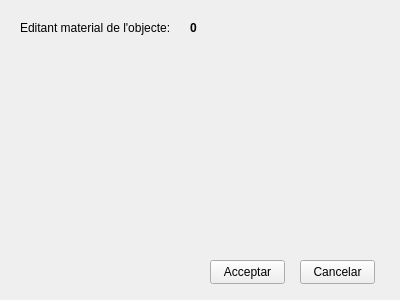
Before: the Qt Designer form app/dialegmaterials.ui in lipixx/vig1011, drawn with Qt 5.
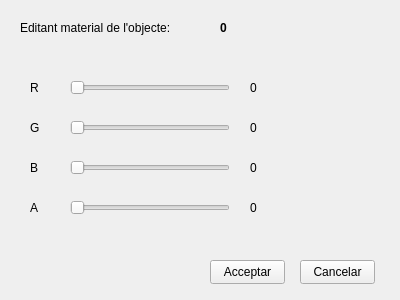
After: the same form once the commit is applied.

```diff
--- a/app/dialegmaterials.ui
+++ b/app/dialegmaterials.ui
@@ -10,6 +10,18 @@
     <height>300</height>
    </rect>
   </property>
+  <property name="minimumSize">
+   <size>
+    <width>400</width>
+    <height>300</height>
+   </size>
+  </property>
+  <property name="maximumSize">
+   <size>
+    <width>400</width>
+    <height>300</height>
+   </size>
+  </property>
   <property name="windowTitle">
    <string>Modificar Material</string>
   </property>
@@ -18,7 +30,7 @@
     <rect>
      <x>20</x>
      <y>20</y>
-     <width>161</width>
+     <width>191</width>
      <height>16</height>
     </rect>
    </property>
@@ -29,7 +41,7 @@
   <widget class="QLabel" name="label_idobj">
    <property name="geometry">
     <rect>
-     <x>190</x>
+     <x>220</x>
      <y>20</y>
      <width>16</width>
      <height>16</height>
@@ -71,6 +83,174 @@
     <string>Acceptar</string>
    </property>
   </widget>
+  <widget class="QSlider" name="rSlider">
+   <property name="geometry">
+    <rect>
+     <x>70</x>
+     <y>80</y>
+     <width>160</width>
+     <height>16</height>
+    </rect>
+   </property>
+   <property name="maximum">
+    <number>255</number>
+   </property>
+   <property name="orientation">
+    <enum>Qt::Horizontal</enum>
+   </property>
+  </widget>
+  <widget class="QSlider" name="gSlider">
+   <property name="geometry">
+    <rect>
+     <x>70</x>
+     <y>120</y>
+     <width>160</width>
+     <height>16</height>
+    </rect>
+   </property>
+   <property name="maximum">
+    <number>255</number>
+   </property>
+   <property name="orientation">
+    <enum>Qt::Horizontal</enum>
+   </property>
+  </widget>
+  <widget class="QSlider" name="bSlider">
+   <property name="geometry">
+    <rect>
+     <x>70</x>
+     <y>160</y>
+     <width>160</width>
+     <height>16</height>
+    </rect>
+   </property>
+   <property name="maximum">
+    <number>255</number>
+   </property>
+   <property name="orientation">
+    <enum>Qt::Horizontal</enum>
+   </property>
+  </widget>
+  <widget class="QSlider" name="aSlider">
+   <property name="geometry">
+    <rect>
+     <x>70</x>
+     <y>200</y>
+     <width>160</width>
+     <height>16</height>
+    </rect>
+   </property>
+   <property name="maximum">
+    <number>100</number>
+   </property>
+   <property name="orientation">
+    <enum>Qt::Horizontal</enum>
+   </property>
+  </widget>
+  <widget class="QLabel" name="label_2">
+   <property name="geometry">
+    <rect>
+     <x>30</x>
+     <y>80</y>
+     <width>31</width>
+     <height>16</height>
+    </rect>
+   </property>
+   <property name="text">
+    <string>R</string>
+   </property>
+  </widget>
+  <widget class="QLabel" name="label_3">
+   <property name="geometry">
+    <rect>
+     <x>30</x>
+     <y>120</y>
+     <width>31</width>
+     <height>16</height>
+    </rect>
+   </property>
+   <property name="text">
+    <string>G</string>
+   </property>
+  </widget>
+  <widget class="QLabel" name="label_4">
+   <property name="geometry">
+    <rect>
+     <x>30</x>
+     <y>160</y>
+     <width>21</width>
+     <height>16</height>
+    </rect>
+   </property>
+   <property name="text">
+    <string>B</string>
+   </property>
+  </widget>
+  <widget class="QLabel" name="label_5">
+   <property name="geometry">
+    <rect>
+     <x>30</x>
+     <y>200</y>
+     <width>21</width>
+     <height>16</height>
+    </rect>
+   </property>
+   <property name="text">
+    <string>A</string>
+   </property>
+  </widget>
+  <widget class="QLabel" name="rlabel">
+   <property name="geometry">
+    <rect>
+     <x>250</x>
+     <y>80</y>
+     <width>71</width>
+     <height>16</height>
+    </rect>
+   </property>
+   <property name="text">
+    <string>0</string>
+   </property>
+  </widget>
+  <widget class="QLabel" name="glabel">
+   <property name="geometry">
+    <rect>
+     <x>250</x>
+     <y>120</y>
+     <width>81</width>
+     <height>16</height>
+    </rect>
+   </property>
+   <property name="text">
+    <string>0</string>
+   </property>
+  </widget>
+  <widget class="QLabel" name="blabel">
+   <property name="geometry">
+    <rect>
+     <x>250</x>
+     <y>160</y>
+     <width>81</width>
+     <height>16</height>
+    </rect>
+   </property>
+   <property name="text">
+    <string>0</string>
+   </property>
+  </widget>
+  <widget class="QLabel" name="alabel">
+   <property name="geometry">
+    <rect>
+     <x>250</x>
+     <y>200</y>
+     <width>81</width>
+     <height>16</height>
+    </rect>
+   </property>
+   <property name="text">
+    <string>0</string>
+   </property>
+  </widget>
  </widget>
  <resources/>
  <connections>
```
Left out of the diff: 77 changed lines with no effect on the pictures.
